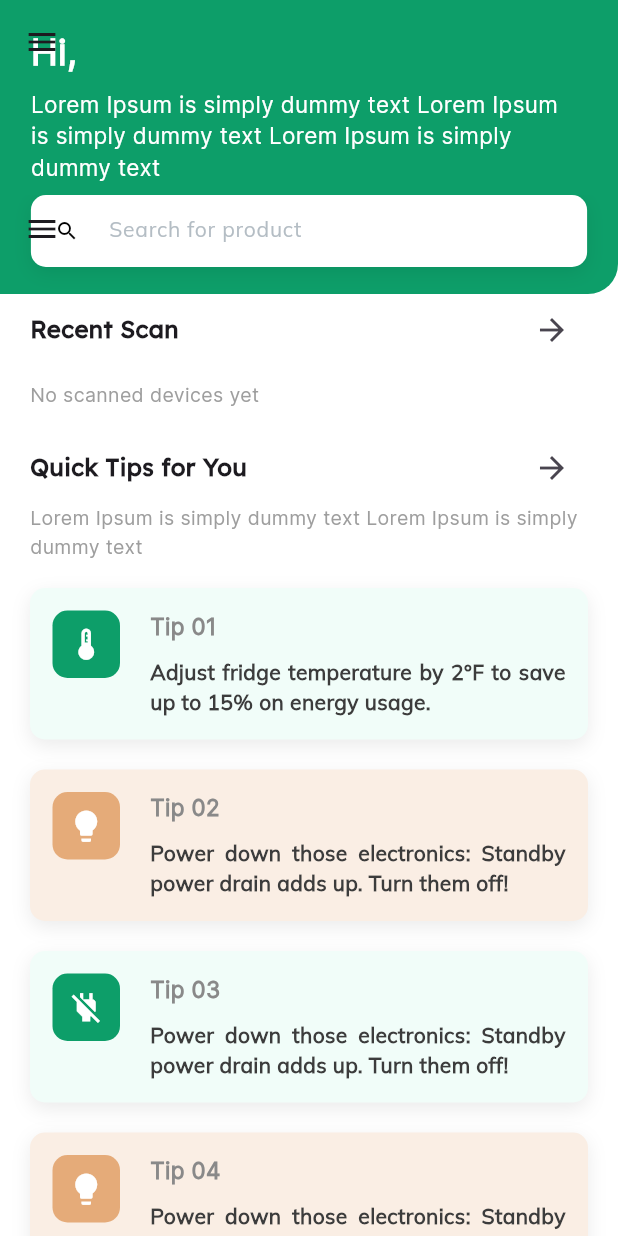
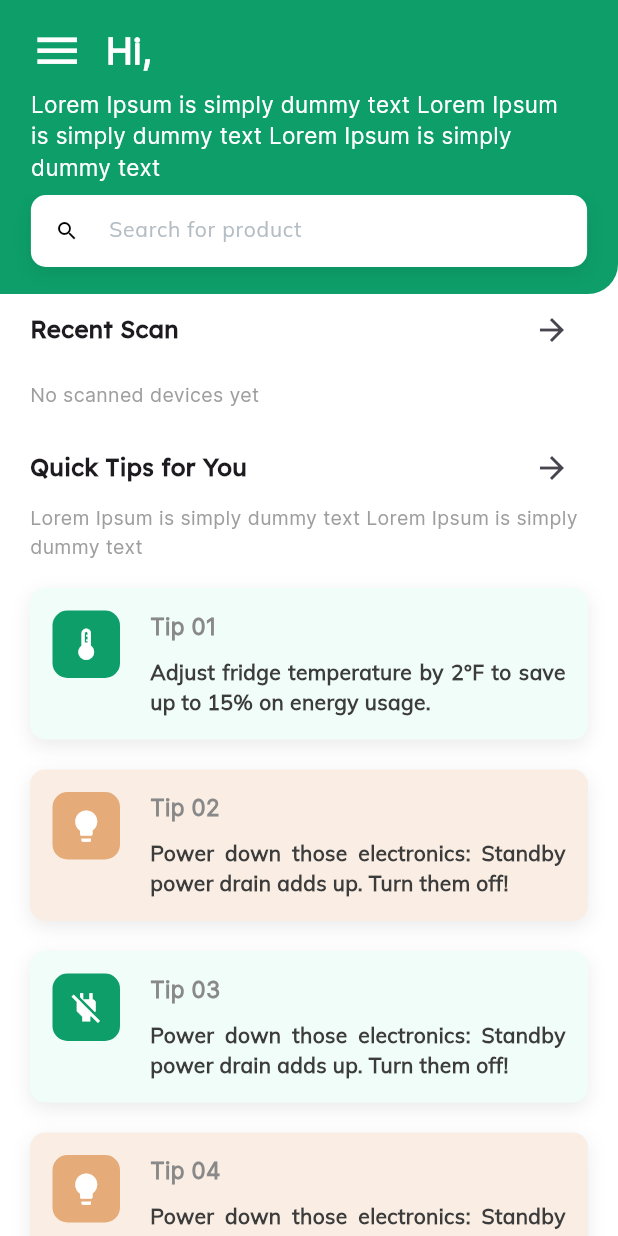
Before and after one commit to hasthiya99/wattchecker-flutter, a Flutter app: the HomeScreen screen opened directly, on a phone screen of 412 x 824 dp. Run offline on Flutter 3.47's test engine with Material 3 defaults, Android fonts, the phone set to English and light mode, and no system bars; our stand-ins replace camera, dio, fl_chart, flutter_dash, flutter_svg, image_cropper and 4 more; missing offline and left inert: qr_code_scanner; accounts and stored records are empty; network calls fail.

Commit message:
fixed issues

```diff
--- a/lib/screens/home_screen.dart
+++ b/lib/screens/home_screen.dart
@@ -4,7 +4,7 @@ import 'package:wattchecker/constants/screensize.dart';
 import 'package:wattchecker/constants/styles.dart';
 import 'package:wattchecker/models/api_response.dart';
 import 'package:wattchecker/models/scanned_device.dart';
-import 'package:wattchecker/screens/drawer.dart';
+import 'package:wattchecker/widgets/drawer.dart';
 import 'package:wattchecker/screens/recent_scans.dart';
 import 'package:wattchecker/services/api.dart';
 import 'package:wattchecker/services/shared_prefs.dart';
@@ -49,7 +49,7 @@ class _HomeScreenState extends State<HomeScreen> {
       onTap: () => FocusScope.of(context).unfocus(),
       child: Scaffold(
         backgroundColor: Colors.white,
-        drawer: AppDrawer(),
+        drawer: const AppDrawer(),
         body: NestedScrollView(
             headerSliverBuilder: (BuildContext context, bool innerBoxScrolled) {
               return <Widget>[createSilverAppBar1(), createSilverAppBar2()];
@@ -245,6 +245,7 @@ class _HomeScreenState extends State<HomeScreen> {
 
   SliverAppBar createSilverAppBar1() {
     return SliverAppBar(
+      automaticallyImplyLeading: false,
       backgroundColor: appGreen,
       expandedHeight: 130,
       floating: false,
@@ -260,6 +261,27 @@ class _HomeScreenState extends State<HomeScreen> {
               mainAxisAlignment: MainAxisAlignment.end,
               crossAxisAlignment: CrossAxisAlignment.start,
               children: [
+                Row(
+                  mainAxisAlignment: MainAxisAlignment.start,
+                  children: [
+                    //const Icon(Icons.menu, color: Colors.white,),
+                    Container(
+                      width: 35,
+                      height: 35,
+                      decoration: BoxDecoration(
+                        shape: BoxShape.rectangle,
+                        borderRadius: BorderRadius.circular(0), // Square corners
+                        color: Colors.transparent, // Set background color if needed
+                      ),
+                      child: IconButton(
+                        onPressed: () => Scaffold.of(context).openDrawer(),
+                        icon: const Icon(Icons.menu, color: Colors.white,),
+                        padding: EdgeInsets.zero,
+                        iconSize: 35,
+                        constraints: const BoxConstraints(),
+                      ),
+                    ),
+                    const SizedBox(width: 15),
                     Text(
                       'Hi, $firstName',
                       style: const TextStyle(
@@ -268,6 +290,8 @@ class _HomeScreenState extends State<HomeScreen> {
                         fontWeight: FontWeight.bold,
                         fontFamily: 'Inter',
                       ),
+                    ),
+                  ],
                 ),
                 Padding(
                   padding: const EdgeInsets.only(top: 8, bottom: 8, right: 8),
@@ -293,6 +317,7 @@ class _HomeScreenState extends State<HomeScreen> {
 
   SliverAppBar createSilverAppBar2() {
     return SliverAppBar(
+      automaticallyImplyLeading: false,
       backgroundColor: appGreen,
       shape: const RoundedRectangleBorder(
         borderRadius: BorderRadius.only(
--- a/lib/screens/updateuser.dart
+++ b/lib/screens/updateuser.dart
@@ -1,7 +1,6 @@
 import 'package:flutter/material.dart';
 import 'package:wattchecker/constants/colors.dart';
 import 'package:wattchecker/constants/screensize.dart';
-import 'package:wattchecker/services/api.dart';
 import 'package:wattchecker/widgets/buttons.dart';
 
 class Updateuser extends StatefulWidget {
--- a/lib/services/api.dart
+++ b/lib/services/api.dart
@@ -21,6 +21,7 @@ class Api {
         SharedPrefs().setIntValue('id', response.data['userId']);
         SharedPrefs().setStringValue('firstName', response.data['firstName']);
         SharedPrefs().setStringValue('lastName', response.data['lastName']);
+        SharedPrefs().setStringValue('email', response.data['email']);
         SharedPrefs().setStringValue('token', response.data['token']);
         SharedPrefs().setDoubleValue('utilityRate', double.parse(response.data['utility']));
         SharedPrefs().setBoolValue('isLoggedIn', true);
```
Also changed, not shown: lib/screens/profile_screen.dart (+6 -8 lines), lib/widgets/drawer.dart (renamed from lib/screens/drawer.dart, +45 -38 lines), assets/images/pfp.png (added). Lines whose indentation alone changed are shown as unchanged.
